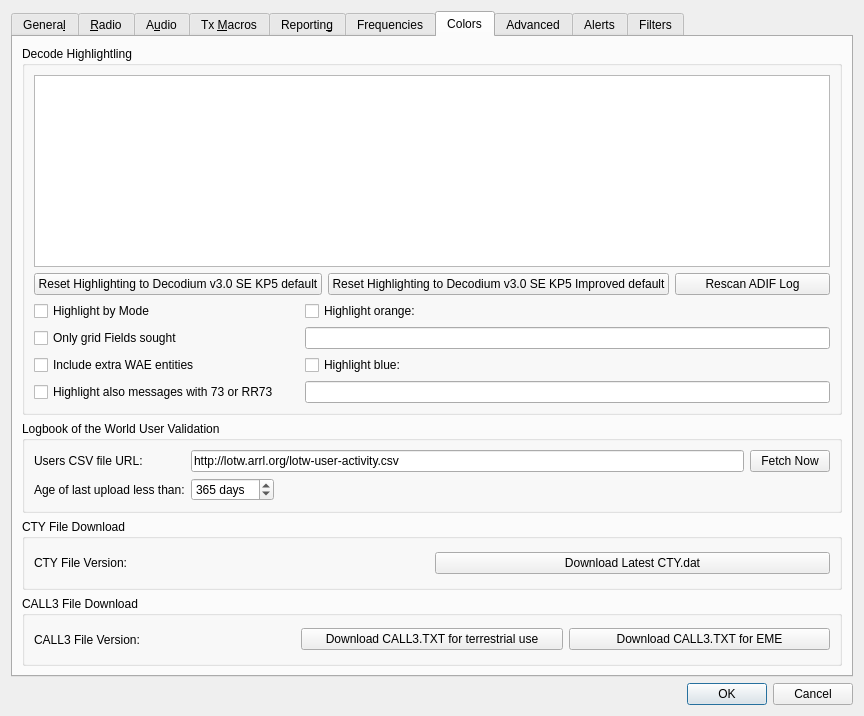
The window that Configuration.ui (iu8lmc/Decodium-3.0-Codename-Raptor) describes before a commit, drawn with Qt 5.
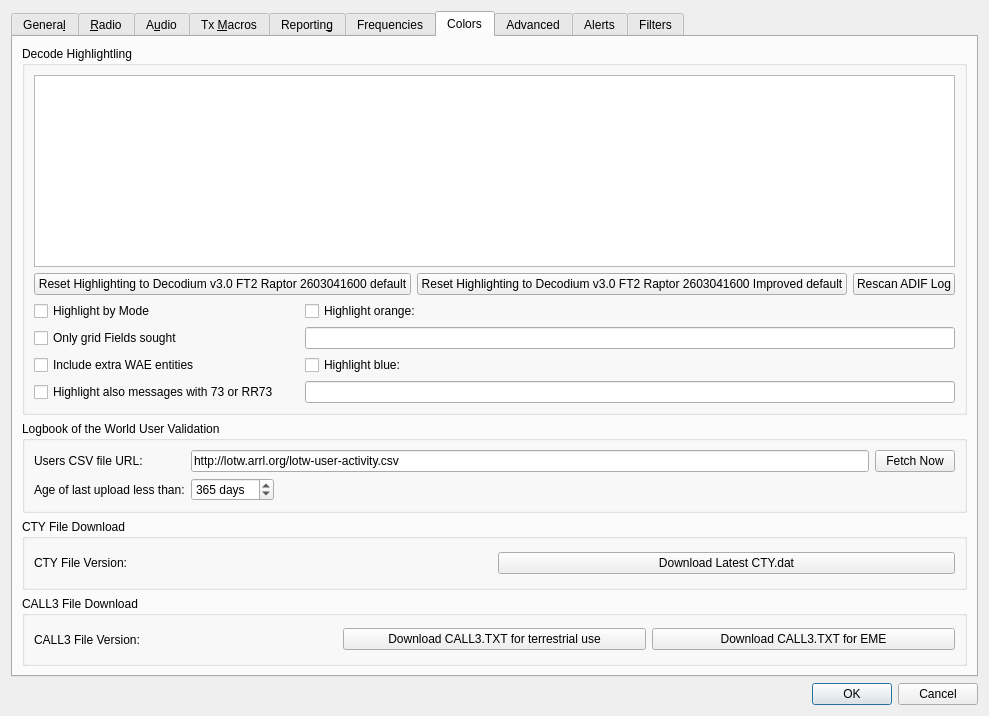
The same window after the commit. The open tabs and pages were chosen to show the change. Custom widgets are drawn as their Qt base class.

```diff
--- a/Configuration.ui
+++ b/Configuration.ui
@@ -2828,14 +2828,14 @@
                <string>&lt;html&gt;&lt;head/&gt;&lt;body&gt;&lt;p&gt;Push to reset all highlight items above to default values and priorities.&lt;/p&gt;&lt;/body&gt;&lt;/html&gt;</string>
               </property>
               <property name="text">
-               <string>Reset Highlighting to Decodium v3.0 SE KP5 default</string>
+               <string>Reset Highlighting to Decodium v3.0 FT2 Raptor 2603041600 default</string>
               </property>
              </widget>
             </item>
             <item>
              <widget class="QPushButton" name="reset_highlighting_to_defaults2_push_button">
               <property name="text">
-               <string>Reset Highlighting to Decodium v3.0 SE KP5 Improved default</string>
+               <string>Reset Highlighting to Decodium v3.0 FT2 Raptor 2603041600 Improved default</string>
               </property>
              </widget>
             </item>
```
Left out of the diff: 14 changed lines with no effect on the pictures.
